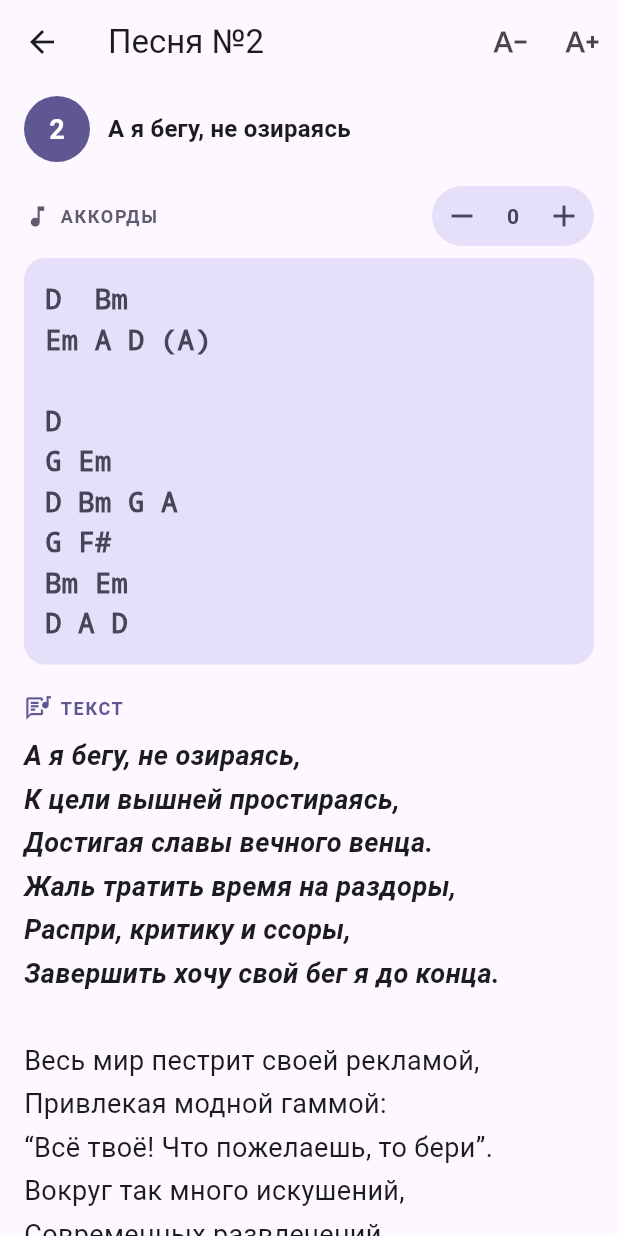
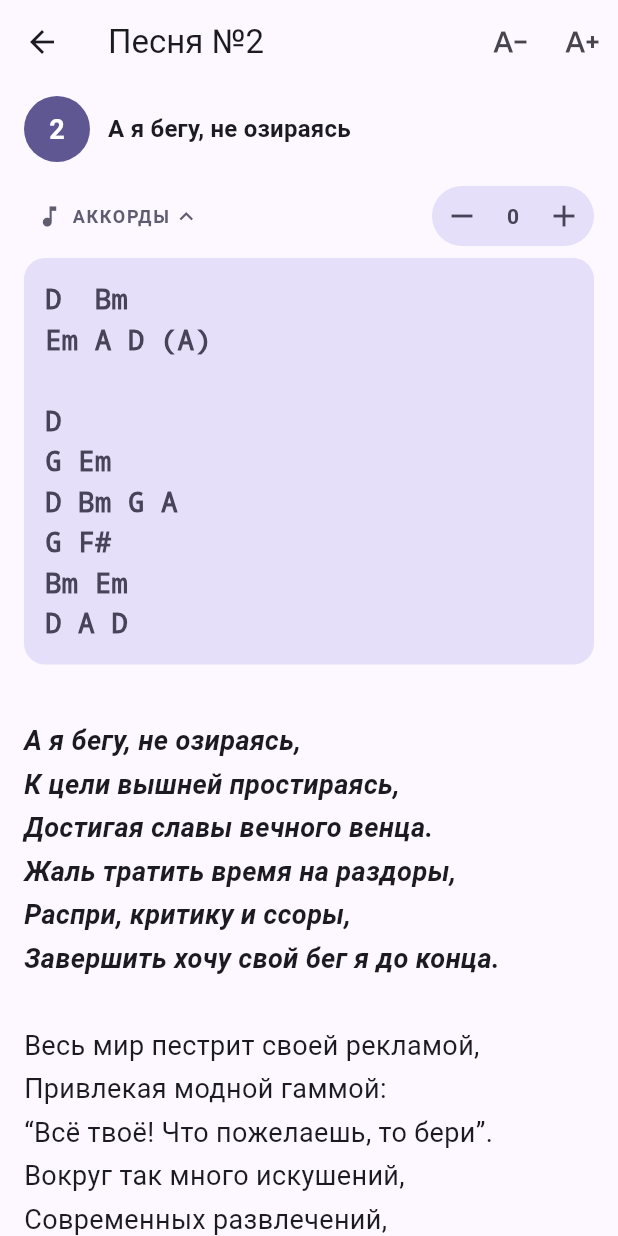
Before and after one commit to san-sanych-dev/christian_youth_songbook, a Flutter app: the screen it shows after launch, after a tap on an icon or button, on a phone screen of 412 x 824 dp. Run offline on Flutter 3.47's test engine with Material 3 defaults, Android fonts, the phone set to English and light mode, and no system bars; our stand-ins replace shared_preferences.

Commit message:
Make chords block collapsible and drop section labels
Replace the static "АККОРДЫ"/"ТЕКСТ" labels with a tappable chords
header that collapses the chords block, persisting the collapsed
state in SharedPreferences alongside the font size.

Co-authored-by: Cursor <cursoragent@cursor.com>

```diff
--- a/lib/main.dart
+++ b/lib/main.dart
@@ -15,8 +15,8 @@ Future<void> main() async {
 
 /// Хранилище пользовательских настроек поверх [SharedPreferences].
 ///
-/// Сохраняет тему, размер шрифта и транспонирование (для каждой песни своё),
-/// чтобы настройки переживали перезапуск приложения.
+/// Сохраняет тему, размер шрифта, свёрнутость аккордов и транспонирование
+/// (для каждой песни своё), чтобы настройки переживали перезапуск приложения.
 class Settings {
   Settings._();
 
@@ -24,6 +24,7 @@ class Settings {
 
   static const _kThemeMode = 'theme_mode';
   static const _kFontSize = 'font_size';
+  static const _kChordsCollapsed = 'chords_collapsed';
   static const _kTransposePrefix = 'transpose_';
 
   late final SharedPreferences _prefs;
@@ -51,6 +52,12 @@ class Settings {
 
   Future<void> setFontSize(double value) async {
     await _prefs.setDouble(_kFontSize, value);
+  }
+
+  bool get chordsCollapsed => _prefs.getBool(_kChordsCollapsed) ?? false;
+
+  Future<void> setChordsCollapsed(bool value) async {
+    await _prefs.setBool(_kChordsCollapsed, value);
   }
 
   int transposeFor(int songNumber) =>
@@ -438,6 +445,7 @@ class _SongPageState extends State<SongPage> {
   static const double _minFontSize = 14;
   static const double _maxFontSize = 34;
   double _fontSize = Settings.instance.fontSize ?? 18;
+  bool _chordsCollapsed = Settings.instance.chordsCollapsed;
   late final PageController _controller;
   late int _index;
 
@@ -459,6 +467,11 @@ class _SongPageState extends State<SongPage> {
       _fontSize = (_fontSize + delta).clamp(_minFontSize, _maxFontSize);
     });
     Settings.instance.setFontSize(_fontSize);
+  }
+
+  void _toggleChords() {
+    setState(() => _chordsCollapsed = !_chordsCollapsed);
+    Settings.instance.setChordsCollapsed(_chordsCollapsed);
   }
 
   @override
@@ -494,6 +507,8 @@ class _SongPageState extends State<SongPage> {
             return _SongView(
               song: widget.songs[i],
               fontSize: _fontSize,
+              chordsCollapsed: _chordsCollapsed,
+              onToggleChords: _toggleChords,
             );
           },
         ),
@@ -503,10 +518,17 @@ class _SongPageState extends State<SongPage> {
 }
 
 class _SongView extends StatefulWidget {
-  const _SongView({required this.song, required this.fontSize});
+  const _SongView({
+    required this.song,
+    required this.fontSize,
+    required this.chordsCollapsed,
+    required this.onToggleChords,
+  });
 
   final Song song;
   final double fontSize;
+  final bool chordsCollapsed;
+  final VoidCallback onToggleChords;
 
   @override
   State<_SongView> createState() => _SongViewState();
@@ -570,12 +592,13 @@ class _SongViewState extends State<_SongView> {
           if (song.accords.isNotEmpty) ...[
             Row(
               children: [
-                _SectionLabel(
-                  icon: Icons.music_note,
-                  label: 'Аккорды',
+                _ChordsToggle(
+                  collapsed: widget.chordsCollapsed,
                   color: scheme.secondary,
+                  onTap: widget.onToggleChords,
                 ),
                 const Spacer(),
+                if (!widget.chordsCollapsed)
                   _TransposeControls(
                     value: _transpose,
                     onChange: _changeTranspose,
@@ -583,8 +606,15 @@ class _SongViewState extends State<_SongView> {
                   ),
               ],
             ),
-            const SizedBox(height: 8),
-            Container(
+            AnimatedSize(
+              duration: const Duration(milliseconds: 200),
+              curve: Curves.easeInOut,
+              alignment: Alignment.topCenter,
+              child: widget.chordsCollapsed
+                  ? const SizedBox(width: double.infinity)
+                  : Padding(
+                      padding: const EdgeInsets.only(top: 8, bottom: 20),
+                      child: Container(
                         width: double.infinity,
                         padding: const EdgeInsets.all(14),
                         decoration: BoxDecoration(
@@ -602,14 +632,10 @@ class _SongViewState extends State<_SongView> {
                           ),
                         ),
                       ),
-            const SizedBox(height: 20),
+                    ),
+            ),
+            const SizedBox(height: 16),
           ],
-          _SectionLabel(
-            icon: Icons.lyrics_outlined,
-            label: 'Текст',
-            color: scheme.primary,
-          ),
-          const SizedBox(height: 8),
           SelectableText.rich(
             TextSpan(
               style: TextStyle(
@@ -690,25 +716,34 @@ class _TransposeControls extends StatelessWidget {
   }
 }
 
-class _SectionLabel extends StatelessWidget {
-  const _SectionLabel({
-    required this.icon,
-    required this.label,
+/// Кнопка-переключатель видимости блока аккордов.
+class _ChordsToggle extends StatelessWidget {
+  const _ChordsToggle({
+    required this.collapsed,
     required this.color,
+    required this.onTap,
   });
 
-  final IconData icon;
-  final String label;
+  final bool collapsed;
   final Color color;
+  final VoidCallback onTap;
 
   @override
   Widget build(BuildContext context) {
-    return Row(
+    return InkWell(
+      borderRadius: BorderRadius.circular(24),
+      onTap: onTap,
+      child: Tooltip(
+        message: collapsed ? 'Показать аккорды' : 'Скрыть аккорды',
+        child: Padding(
+          padding: const EdgeInsets.symmetric(horizontal: 8, vertical: 6),
+          child: Row(
+            mainAxisSize: MainAxisSize.min,
             children: [
-        Icon(icon, size: 18, color: color),
+              Icon(Icons.music_note, size: 18, color: color),
               const SizedBox(width: 6),
               Text(
-          label.toUpperCase(),
+                'АККОРДЫ',
                 style: TextStyle(
                   color: color,
                   fontWeight: FontWeight.bold,
@@ -716,7 +751,16 @@ class _SectionLabel extends StatelessWidget {
                   fontSize: 12,
                 ),
               ),
+              const SizedBox(width: 2),
+              Icon(
+                collapsed ? Icons.expand_more : Icons.expand_less,
+                size: 18,
+                color: color,
+              ),
             ],
+          ),
+        ),
+      ),
     );
   }
 }
```
Lines whose indentation alone changed are shown as unchanged.
